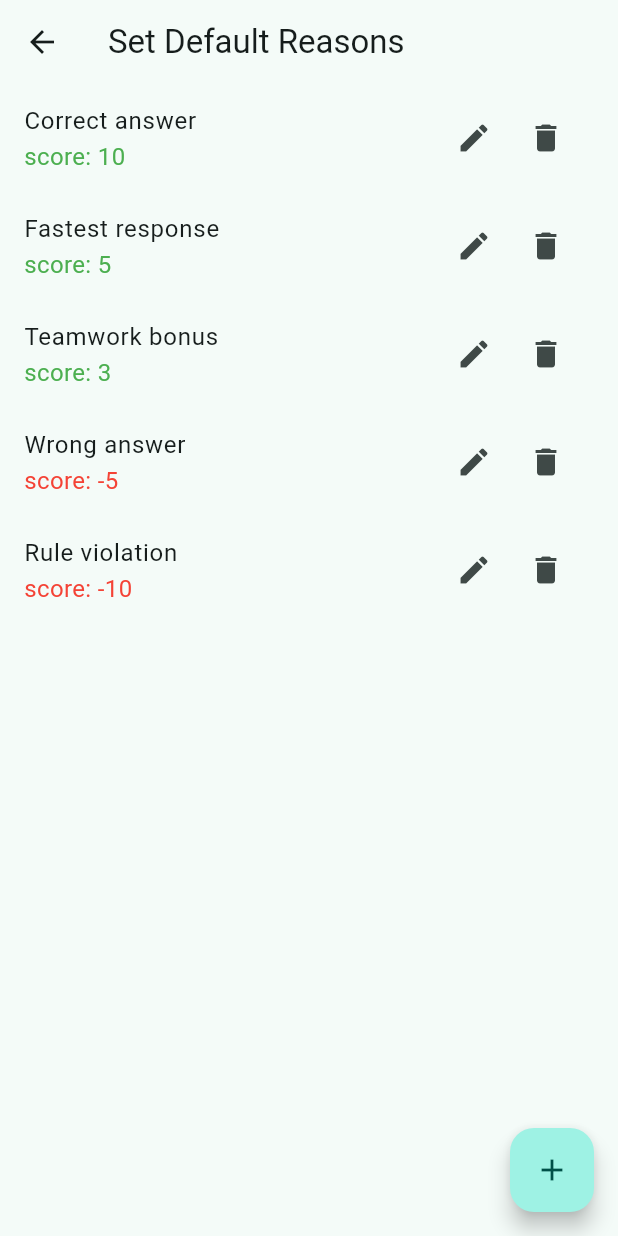
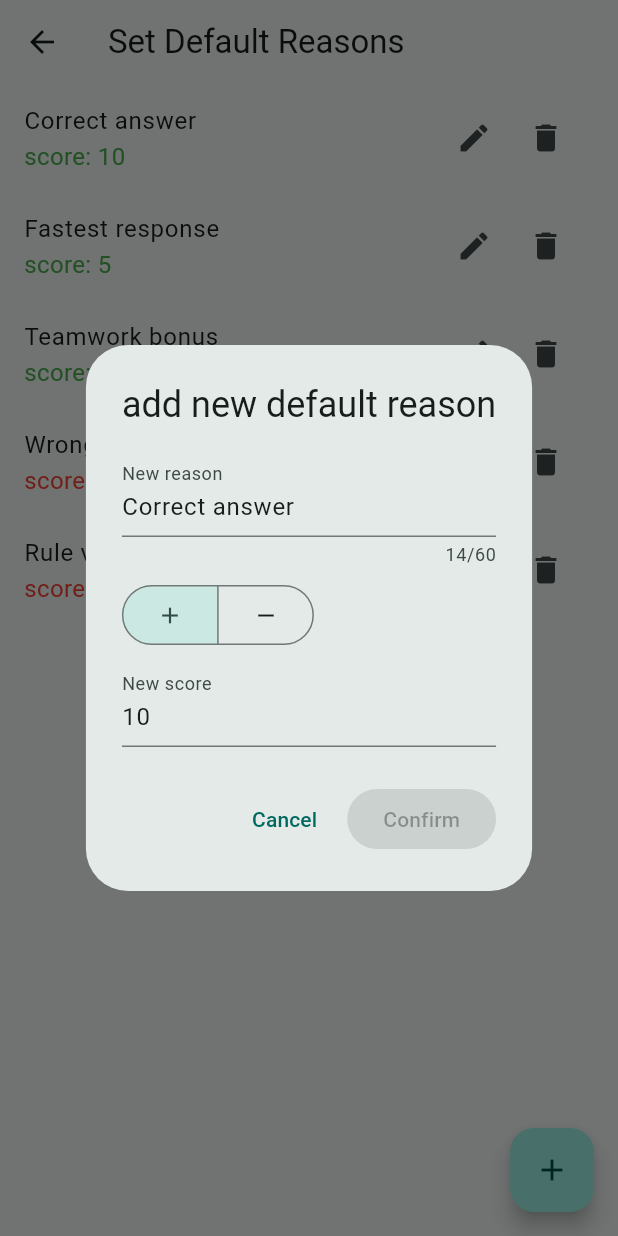
Before and after one commit to tk-wong/score_tracker, a Flutter app: the SetReasonPage screen opened directly, after a tap on the "edit" icon, on a phone screen of 412 x 824 dp. Run offline on Flutter 3.47's test engine with Material 3 defaults, Android fonts, the phone set to English and light mode, and no system bars; our stand-ins replace objectbox; generated files the repository leaves out were written again.

Commit message:
feat: Implement addOrUpdateReason method and enhance ChangeReasonDialog for editing reasons

```diff
--- a/lib/controller/score_reason_controller.dart
+++ b/lib/controller/score_reason_controller.dart
@@ -35,6 +35,11 @@ class ScoreReasonController {
   void deleteReason(int id) {
     _scoreReasonBox.remove(id);
   }
+
+  void addOrUpdateReason(ScoreReason reason) {
+    _scoreReasonBox.put(reason);
+  }
+
   void loadDefaultReasons() {
     final List<ScoreReason> defaultReasons = <ScoreReason>[
       ScoreReason(label: 'Correct answer', delta: 10),
--- a/lib/pages/set_reason_page.dart
+++ b/lib/pages/set_reason_page.dart
@@ -1,6 +1,7 @@
 import 'package:flutter/material.dart';
 import 'package:score_app/controller/score_reason_controller.dart';
 import 'package:score_app/main.dart';
+import 'package:score_app/models/score_reason.dart';
 import 'package:score_app/widgets/change_reason_dialog.dart';
 
 class SetReasonPage extends StatefulWidget {
@@ -26,10 +27,7 @@ void initState() {
       ),
       floatingActionButton: FloatingActionButton(
         onPressed: () async {
-          await showDialog(context: context, builder: (BuildContext context){
-            return ChangeReasonDialog();
-          },
-          );
+          await _handleScoreReason(context: context);
         },
         child: const Icon(Icons.add),
       ),
@@ -52,8 +50,8 @@ void initState() {
                   children: [
                     IconButton(
                       icon: Icon(Icons.edit),
-                      onPressed: () {
-                        // Handle edit reason
+                      onPressed: () async {
+                        await _handleScoreReason(context: context, reason: reason);
                       },
                     ),
                     IconButton(
@@ -92,4 +90,14 @@ void initState() {
       })
     );
   }
+
+  Future<void> _handleScoreReason({required BuildContext context, ScoreReason? reason}) async {
+    final scoreReason = await showDialog(context: context, builder: (BuildContext context){
+      return ChangeReasonDialog(reason: reason);
+    },
+    );
+    if (scoreReason != null) {
+      _reasonController.addOrUpdateReason(scoreReason);
+    }
+  }
 }
--- a/lib/widgets/change_reason_dialog.dart
+++ b/lib/widgets/change_reason_dialog.dart
@@ -3,7 +3,8 @@ import 'package:flutter/services.dart';
 import 'package:score_app/models/score_reason.dart';
 
 class ChangeReasonDialog extends StatefulWidget {
-  const ChangeReasonDialog({super.key});
+  final ScoreReason? reason;
+  const ChangeReasonDialog({super.key, this.reason});
 
   @override
   State<ChangeReasonDialog> createState() => _ChangeReasonDialogState();
@@ -12,6 +13,7 @@ class ChangeReasonDialog extends StatefulWidget {
 enum ScoreChangeType { increase, decrease }
 
 class _ChangeReasonDialogState extends State<ChangeReasonDialog> {
+  ScoreReason? get reason => widget.reason;
   final TextEditingController _customReasonController = TextEditingController();
   final TextEditingController _customScoreController = TextEditingController();
   final List<(ScoreChangeType, Icon)> icons = <(ScoreChangeType, Icon)>[
@@ -26,6 +28,13 @@ class _ChangeReasonDialogState extends State<ChangeReasonDialog> {
   @override
   void initState() {
     super.initState();
+    if (reason != null) {
+      _customReasonController.text = reason!.label;
+      _customScoreController.text = reason!.delta.abs().toString();
+      selectedIcons = reason!.delta >= 0
+          ? {ScoreChangeType.increase}
+          : {ScoreChangeType.decrease};
+    }
     _customReasonController.addListener(_isAllFieldsNotEmpty);
     _customScoreController.addListener(_isAllFieldsNotEmpty);
   }
@@ -59,7 +68,9 @@ class _ChangeReasonDialogState extends State<ChangeReasonDialog> {
         builder: (BuildContext context) {
           return AlertDialog(
             title: const Text('Error'),
-            content: const Text('Please enter a default reason and a valid score.'),
+            content: const Text(
+              'Please enter a default reason and a valid score.',
+            ),
             actions: <Widget>[
               TextButton(
                 onPressed: () => Navigator.of(context).pop(),
@@ -71,16 +82,24 @@ class _ChangeReasonDialogState extends State<ChangeReasonDialog> {
       );
       return;
     }
-
-
-    Navigator.of(context).pop(
-      ScoreReason(
+    late final ScoreReason newReason;
+    if (reason != null) {
+      newReason = ScoreReason(
+        id: reason!.id,
         label: customReason,
         delta: selectedIcons.first == ScoreChangeType.increase
             ? customScore
             : -customScore,
-      ),
-    );
+      );
+    } else {
+      newReason = ScoreReason(
+        label: customReason,
+        delta: selectedIcons.first == ScoreChangeType.increase
+            ? customScore
+            : -customScore,
+      );
+    }
+    Navigator.of(context).pop(newReason);
   }
 
   @override
@@ -170,10 +189,7 @@ class _ChangeReasonDialogState extends State<ChangeReasonDialog> {
           child: const Text('Cancel'),
         ),
         FilledButton(
-          onPressed:
-              checkValidForm()
-              ? _onSubmitForm
-              : null,
+          onPressed: checkValidForm() ? _onSubmitForm : null,
           child: const Text('Confirm'),
         ),
       ],
@@ -182,7 +198,7 @@ class _ChangeReasonDialogState extends State<ChangeReasonDialog> {
 
   bool checkValidForm() {
     return !_fieldEmpty &&
-                _formKey.currentState != null &&
-                _formKey.currentState!.validate();
+        _formKey.currentState != null &&
+        _formKey.currentState!.validate();
   }
 }
```
